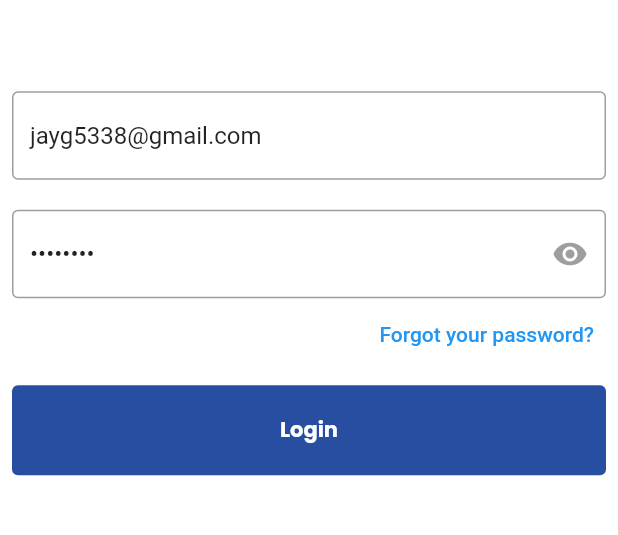
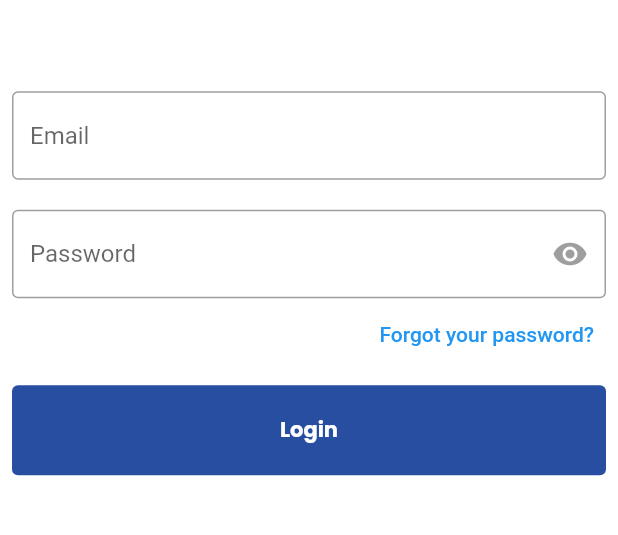
Before and after one commit to Jay51419/skynet-flutter, a Flutter app: the screen it shows after launch, on a phone screen of 412 x 824 dp, the part 508-1043 px from its top. Run offline on Flutter 3.47's test engine with Material 2 defaults, Android fonts, the phone set to English and light mode, and no system bars; our stand-ins replace flashy_tab_bar2, flutter_secure_storage, google_fonts.

Commit message:
empty textfields

```diff
--- a/lib/login/login_page.dart
+++ b/lib/login/login_page.dart
@@ -14,12 +14,12 @@ class LoginPage extends StatefulWidget {
 }
 
 class _LoginPageState extends State<LoginPage> {
-  TextEditingController emailController = TextEditingController(
-    text: "jayg5338@gmail.com",
-  );
-  TextEditingController passwordController = TextEditingController(
-    text: "password",
-  );
+  TextEditingController emailController =
+      TextEditingController(text: "" //"jayg5338@gmail.com",
+          );
+  TextEditingController passwordController =
+      TextEditingController(text: "" //"password",
+          );
   bool obscurePassword = true;
   String error = "";
   bool loading = false;
```
